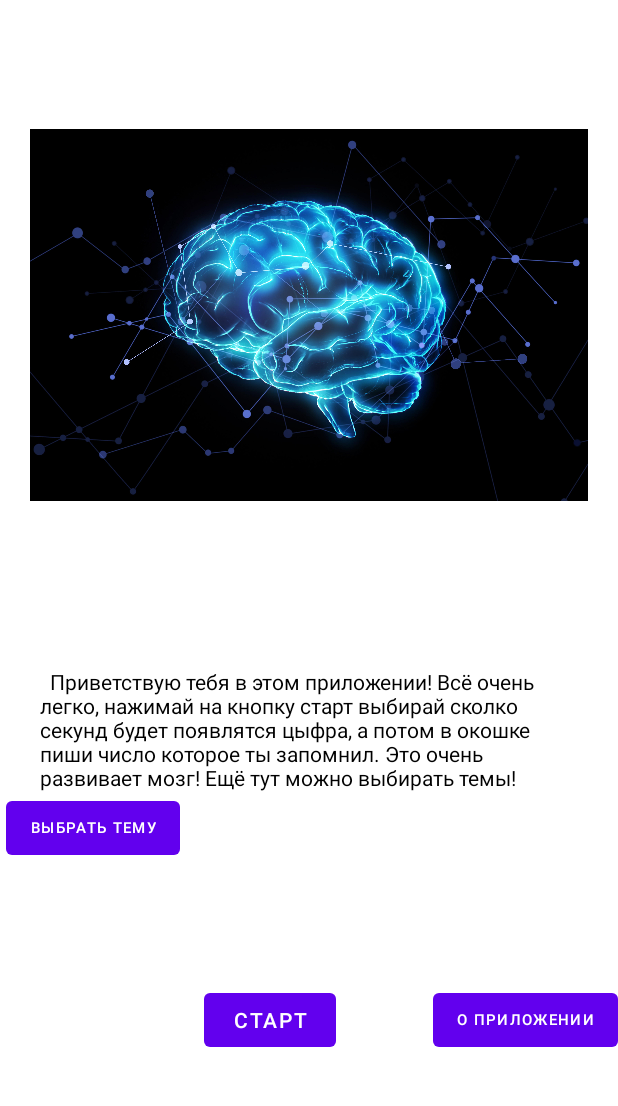
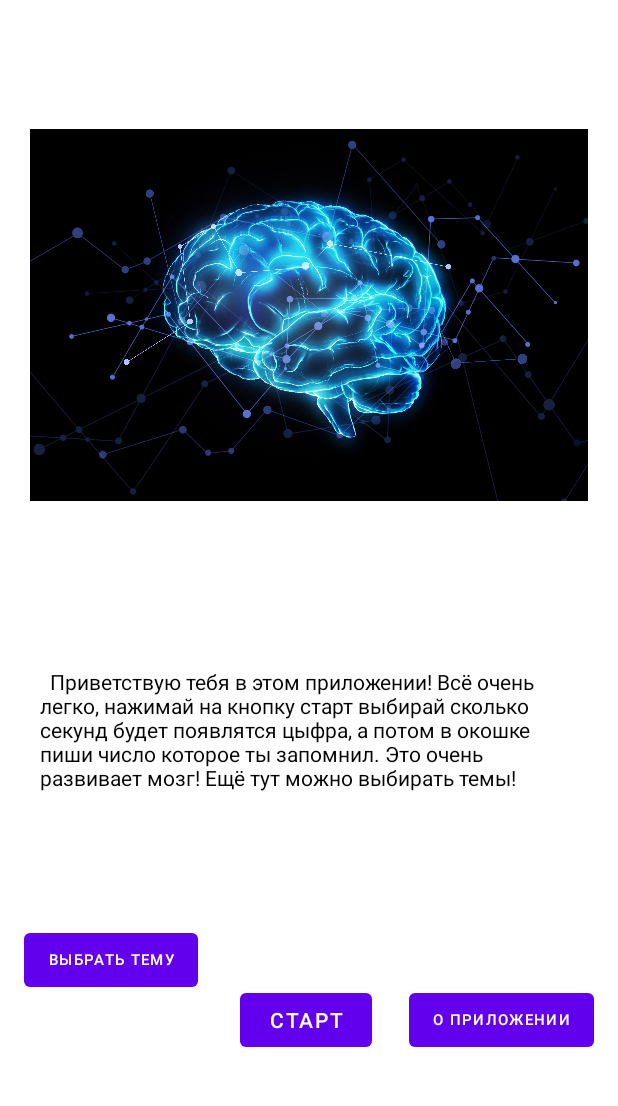
Before and after one commit to PrettyNastya/NumbersMemory, an Android app: the screen it shows after launch (MainActivity), on a phone screen of 412 x 824 dp, the part 84-1190 px from its top. Run offline under Robolectric (Android 15) with nearby library versions, the phone set to English and light mode, and no system bars.

Commit message:
исправлена ошибка в тексте, иправлено положение кнопки

```diff
--- a/app/src/main/res/layout/activity_main.xml
+++ b/app/src/main/res/layout/activity_main.xml
@@ -13,7 +13,7 @@
         android:layout_width="378dp"
         android:layout_height="103dp"
         android:padding="10dp"
-        android:text="  Приветствую тебя в этом приложении! Всё очень легко, нажимай на кнопку старт выбирай сколко секунд будет появлятся цыфра, а потом в окошке пиши число которое ты запомнил. Это очень развивает мозг! Ещё тут можно выбирать темы! Удачи!"
+        android:text="  Приветствую тебя в этом приложении! Всё очень легко, нажимай на кнопку старт выбирай сколько секунд будет появлятся цыфра, а потом в окошке пиши число которое ты запомнил. Это очень развивает мозг! Ещё тут можно выбирать темы! Удачи!"
         android:textColor="#000000"
         app:layout_constraintBottom_toBottomOf="parent"
         app:layout_constraintEnd_toEndOf="parent"
@@ -26,8 +26,8 @@
         android:id="@+id/button"
         android:layout_width="116dp"
         android:layout_height="wrap_content"
-        android:layout_marginStart="4dp"
-        android:layout_marginTop="528dp"
+        android:layout_marginStart="16dp"
+        android:layout_marginTop="616dp"
         android:onClick="Click"
         android:text="выбрать тему"
         android:textSize="10sp"
@@ -38,6 +38,7 @@
         android:id="@+id/button2"
         android:layout_width="wrap_content"
         android:layout_height="wrap_content"
+        android:layout_marginEnd="16dp"
         android:layout_marginBottom="64dp"
         android:text="о приложении"
         android:textSize="10sp"
@@ -48,7 +49,7 @@
         android:id="@+id/button3"
         android:layout_width="wrap_content"
         android:layout_height="wrap_content"
-        android:layout_marginStart="136dp"
+        android:layout_marginStart="160dp"
         android:layout_marginBottom="64dp"
         android:onClick="goToTrainingFromMaiCnlick"
         android:text="старт"
```
